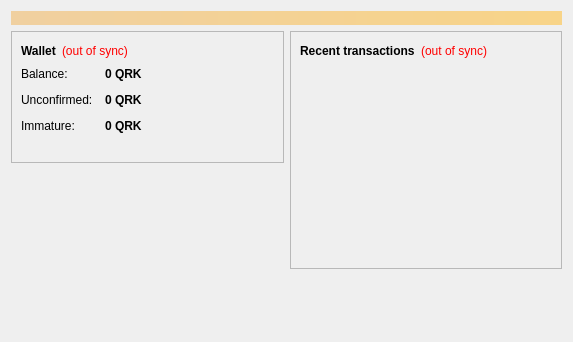
quark-project/quark, file src/qt/forms/overviewpage.ui: the form before one commit.
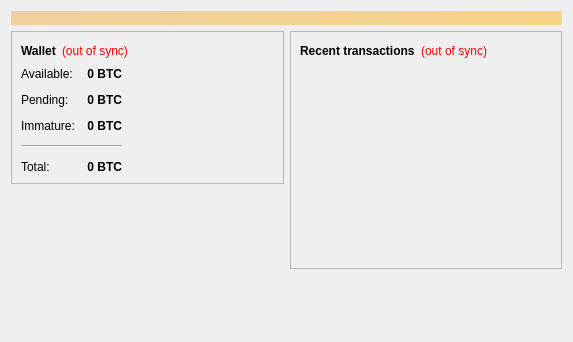
The form after the commit. Icons and pictures are not drawn.

```diff
--- a/src/qt/forms/overviewpage.ui
+++ b/src/qt/forms/overviewpage.ui
@@ -90,6 +90,8 @@
            </layout>
           </item>
           <item>
+          <layout class="QHBoxLayout" name="horizontalLayout_3">
+           <item>
            <layout class="QFormLayout" name="formLayout_2">
             <property name="fieldGrowthPolicy">
              <enum>QFormLayout::AllNonFixedFieldsGrow</enum>
@@ -103,7 +105,7 @@
             <item row="0" column="0">
              <widget class="QLabel" name="label">
               <property name="text">
-               <string>Balance:</string>
+               <string>Available:</string>
               </property>
              </widget>
             </item>
@@ -122,7 +124,10 @@
                <string>Your current balance</string>
               </property>
               <property name="text">
-               <string notr="true">0 QRK</string>
+               <string notr="true">0 BTC</string>
+              </property>
+              <property name="alignment">
+               <set>Qt::AlignRight|Qt::AlignTrailing|Qt::AlignVCenter</set>
               </property>
               <property name="textInteractionFlags">
                <set>Qt::LinksAccessibleByMouse|Qt::TextSelectableByKeyboard|Qt::TextSelectableByMouse</set>
@@ -132,7 +137,7 @@
             <item row="1" column="0">
              <widget class="QLabel" name="label_3">
               <property name="text">
-               <string>Unconfirmed:</string>
+               <string>Pending:</string>
               </property>
              </widget>
             </item>
@@ -151,7 +156,10 @@
                <string>Total of transactions that have yet to be confirmed, and do not yet count toward the current balance</string>
               </property>
               <property name="text">
-               <string notr="true">0 QRK</string>
+               <string notr="true">0 BTC</string>
+              </property>
+              <property name="alignment">
+               <set>Qt::AlignRight|Qt::AlignTrailing|Qt::AlignVCenter</set>
               </property>
               <property name="textInteractionFlags">
                <set>Qt::LinksAccessibleByMouse|Qt::TextSelectableByKeyboard|Qt::TextSelectableByMouse</set>
@@ -177,33 +185,71 @@
                <string>Mined balance that has not yet matured</string>
               </property>
               <property name="text">
-               <string notr="true">0 QRK</string>
+               <string notr="true">0 BTC</string>
               </property>
+              <property name="alignment">
+               <set>Qt::AlignRight|Qt::AlignTrailing|Qt::AlignVCenter</set>
+              </property>
               <property name="textInteractionFlags">
                <set>Qt::LinksAccessibleByMouse|Qt::TextSelectableByKeyboard|Qt::TextSelectableByMouse</set>
               </property>
              </widget>
             </item>
+            <item row="4" column="0">
+             <widget class="QLabel" name="labelTotalText">
+              <property name="text">
+               <string>Total:</string>
+              </property>
+             </widget>
+            </item>
+            <item row="4" column="1">
+             <widget class="QLabel" name="labelTotal">
+              <property name="font">
+               <font>
+                <weight>75</weight>
+                <bold>true</bold>
+               </font>
+              </property>
+              <property name="cursor">
+               <cursorShape>IBeamCursor</cursorShape>
+              </property>
+              <property name="toolTip">
+               <string>Your current total balance</string>
+              </property>
+              <property name="text">
+               <string notr="true">0 BTC</string>
+              </property>
+              <property name="alignment">
+               <set>Qt::AlignRight|Qt::AlignTrailing|Qt::AlignVCenter</set>
+              </property>
+              <property name="textInteractionFlags">
+               <set>Qt::LinksAccessibleByMouse|Qt::TextSelectableByKeyboard|Qt::TextSelectableByMouse</set>
+              </property>
+             </widget>
+            </item>
+            <item row="3" column="0" colspan="2">
+             <widget class="Line" name="line">
+              <property name="orientation">
+               <enum>Qt::Horizontal</enum>
+              </property>
+             </widget>
+            </item>
            </layout>
           </item>
-          <item>
-           <widget class="QLabel" name="label_wallet_bgcoin">
-            <property name="text">
-             <string/>
-            </property>
-            <property name="pixmap">
-             <pixmap resource="../bitcoin.qrc">:/images/wallet_bgcoin</pixmap>
-            </property>
-            <property name="scaledContents">
-             <bool>false</bool>
-            </property>
-            <property name="alignment">
-             <set>Qt::AlignCenter</set>
-            </property>
-            <property name="margin">
-             <number>-2</number>
-            </property>
-           </widget>
+            <item>
+             <spacer name="horizontalSpacer_3">
+              <property name="orientation">
+               <enum>Qt::Horizontal</enum>
+              </property>
+              <property name="sizeHint" stdset="0">
+               <size>
+                <width>40</width>
+                <height>20</height>
+               </size>
+              </property>
+             </spacer>
+            </item>
+           </layout>
           </item>
          </layout>
         </widget>
```
Left out of the diff: 8 changed lines with no effect on the pictures.
